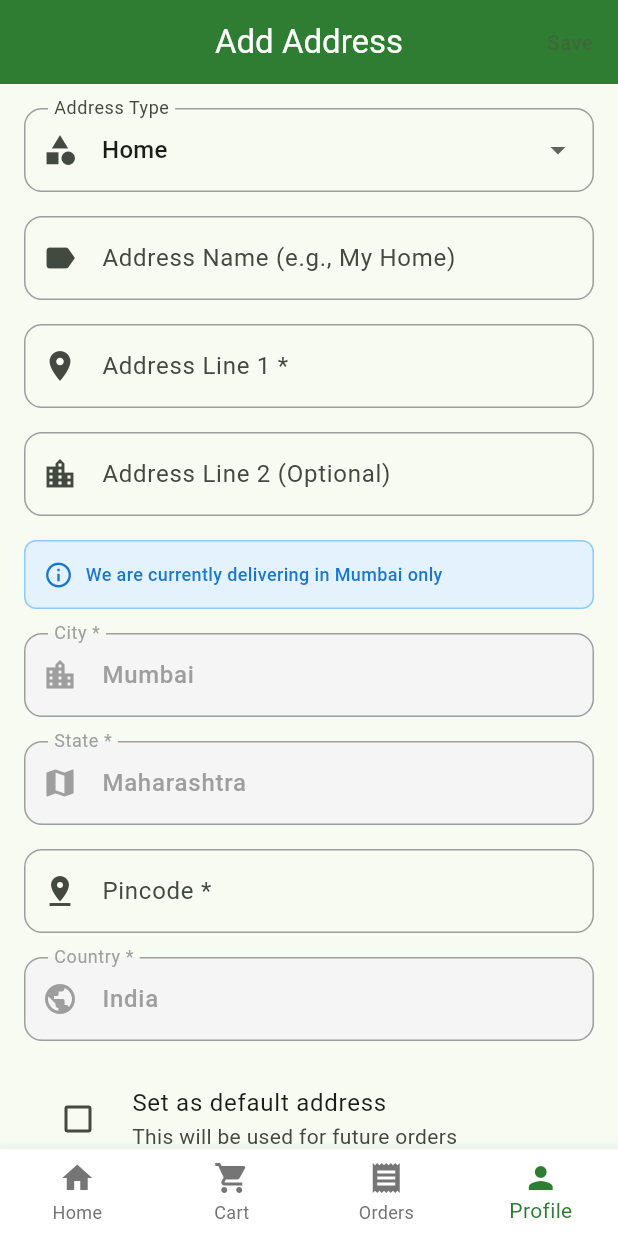
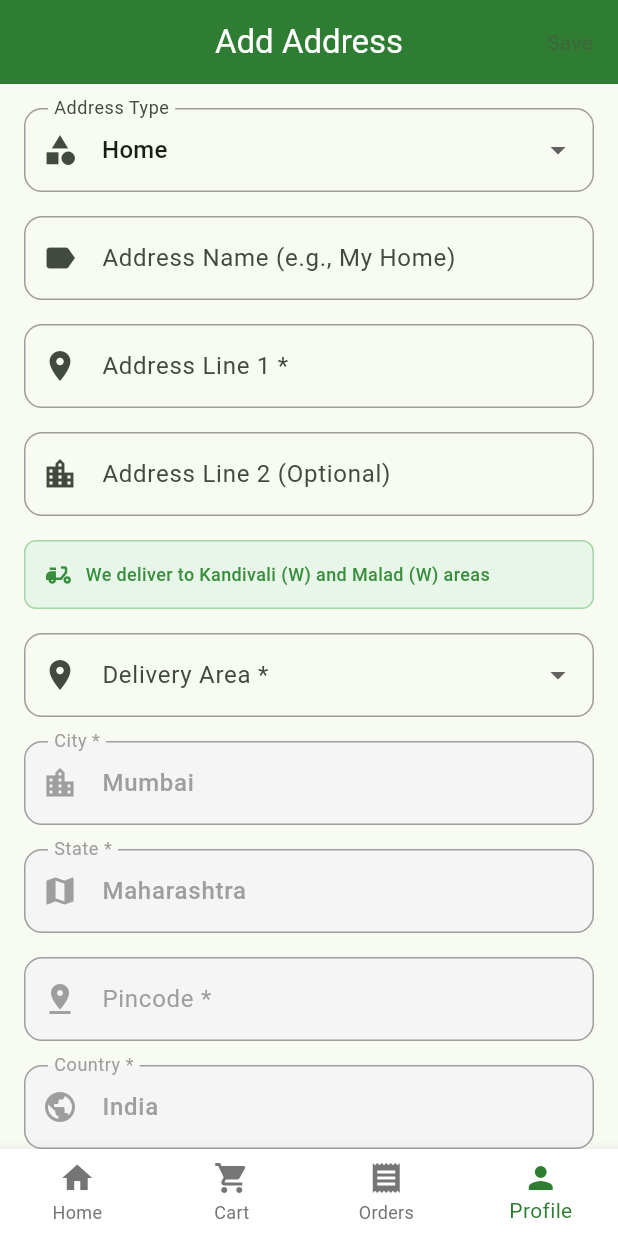
Before and after one commit to ayush-nalawade/veggies_fresh, a Flutter app: the AddEditAddressScreen screen opened by its route, on a phone screen of 412 x 824 dp. Run offline on Flutter 3.47's test engine with Material 3 defaults, Android fonts, the phone set to English and light mode, and no system bars; our stand-ins replace cached_network_image, dio, flutter_riverpod, flutter_secure_storage, go_router, pin_code_fields; missing offline and left inert: razorpay_flutter; accounts and stored records are empty.

Commit message:
[fix]:: Edit address with area field[kandiwali,malad] fixed

```diff
--- /dev/null
+++ b/veggies_pro_Frontend/devtools_options.yaml
@@ -0,0 +1,3 @@
+description: This file stores settings for Dart & Flutter DevTools.
+documentation: https://docs.flutter.dev/tools/devtools/extensions#configure-extension-enablement-states
+extensions:
--- a/veggies_pro_Frontend/lib/features/profile/screens/add_edit_address_screen.dart
+++ b/veggies_pro_Frontend/lib/features/profile/screens/add_edit_address_screen.dart
@@ -25,8 +25,15 @@ class _AddEditAddressScreenState extends ConsumerState<AddEditAddressScreen> {
   final _countryController = TextEditingController();
 
   String _selectedType = 'home';
+  String? _selectedArea; // Area dropdown
   bool _isDefault = false;
   bool _isLoading = false;
+
+  // Area to pincode mapping
+  final Map<String, String> _areaToPincode = {
+    'Kandivali (W)': '400067',
+    'Malad (W)': '400064',
+  };
 
   @override
   void initState() {
@@ -43,6 +50,13 @@ class _AddEditAddressScreenState extends ConsumerState<AddEditAddressScreen> {
       _pincodeController.text = widget.address!.pincode;
       _selectedType = widget.address!.type;
       _isDefault = widget.address!.isDefault;
+
+      // Try to match pincode to area
+      _areaToPincode.forEach((area, pincode) {
+        if (pincode == widget.address!.pincode) {
+          _selectedArea = area;
+        }
+      });
     }
   }
 
@@ -61,6 +75,17 @@ class _AddEditAddressScreenState extends ConsumerState<AddEditAddressScreen> {
   Future<void> _saveAddress() async {
     if (!_formKey.currentState!.validate()) return;
 
+    // Check if area is selected
+    if (_selectedArea == null) {
+      ScaffoldMessenger.of(context).showSnackBar(
+        const SnackBar(
+          content: Text('Please select a delivery area'),
+          backgroundColor: Colors.red,
+        ),
+      );
+      return;
+    }
+
     setState(() => _isLoading = true);
 
     try {
@@ -70,6 +95,7 @@ class _AddEditAddressScreenState extends ConsumerState<AddEditAddressScreen> {
         name: _nameController.text.trim(),
         line1: _line1Controller.text.trim(),
         line2: _line2Controller.text.trim().isEmpty ? null : _line2Controller.text.trim(),
+        area: _selectedArea, // Save the selected area
         city: _cityController.text.trim(),
         state: _stateController.text.trim(),
         pincode: _pincodeController.text.trim(),
@@ -242,23 +268,23 @@ class _AddEditAddressScreenState extends ConsumerState<AddEditAddressScreen> {
             ),
             const SizedBox(height: 16),
 
-            // Pre-filled Location Info
+            // Delivery Area Info
             Container(
               padding: const EdgeInsets.all(12),
               decoration: BoxDecoration(
-                color: Colors.blue[50],
+                color: Colors.green[50],
                 borderRadius: BorderRadius.circular(8),
-                border: Border.all(color: Colors.blue[200]!),
+                border: Border.all(color: Colors.green[200]!),
               ),
               child: Row(
                 children: [
-                  Icon(Icons.info_outline, color: Colors.blue[700], size: 20),
+                  Icon(Icons.delivery_dining, color: Colors.green[700], size: 20),
                   const SizedBox(width: 8),
                   Expanded(
                     child: Text(
-                      'We are currently delivering in Mumbai only',
+                      'We deliver to Kandivali (W) and Malad (W) areas',
                       style: TextStyle(
-                        color: Colors.blue[700],
+                        color: Colors.green[700],
                         fontSize: 12,
                         fontWeight: FontWeight.w500,
                       ),
@@ -266,6 +292,48 @@ class _AddEditAddressScreenState extends ConsumerState<AddEditAddressScreen> {
                   ),
                 ],
               ),
+            ),
+            const SizedBox(height: 16),
+
+            // Area Dropdown
+            DropdownButtonFormField<String>(
+              value: _selectedArea,
+              decoration: InputDecoration(
+                labelText: 'Delivery Area *',
+                prefixIcon: const Icon(Icons.location_on),
+                border: OutlineInputBorder(
+                  borderRadius: BorderRadius.circular(12),
+                ),
+                enabledBorder: OutlineInputBorder(
+                  borderRadius: BorderRadius.circular(12),
+                  borderSide: const BorderSide(color: Colors.grey, width: 1),
+                ),
+                focusedBorder: OutlineInputBorder(
+                  borderRadius: BorderRadius.circular(12),
+                  borderSide: const BorderSide(color: Colors.blue, width: 2),
+                ),
+                contentPadding: const EdgeInsets.symmetric(horizontal: 16, vertical: 16),
+              ),
+              items: _areaToPincode.keys.map((String area) {
+                return DropdownMenuItem<String>(
+                  value: area,
+                  child: Text(area),
+                );
+              }).toList(),
+              onChanged: (String? newArea) {
+                setState(() {
+                  _selectedArea = newArea;
+                  if (newArea != null) {
+                    _pincodeController.text = _areaToPincode[newArea]!;
+                  }
+                });
+              },
+              validator: (value) {
+                if (value == null || value.isEmpty) {
+                  return 'Please select a delivery area';
+                }
+                return null;
+              },
             ),
             const SizedBox(height: 16),
 
@@ -333,32 +401,47 @@ class _AddEditAddressScreenState extends ConsumerState<AddEditAddressScreen> {
             ),
             const SizedBox(height: 16),
 
-            // Pincode
+            // Pincode (Auto-filled and read-only)
             TextFormField(
               controller: _pincodeController,
+              enabled: false,
               decoration: InputDecoration(
                 labelText: 'Pincode *',
-                prefixIcon: const Icon(Icons.pin_drop),
+                prefixIcon: const Icon(Icons.pin_drop, color: Colors.grey),
+                suffixIcon: _selectedArea != null
+                    ? Icon(Icons.check_circle, color: Colors.green[600], size: 20)
+                    : null,
                 border: OutlineInputBorder(
                   borderRadius: BorderRadius.circular(12),
+                  borderSide: const BorderSide(color: Colors.grey, width: 1),
                 ),
                 enabledBorder: OutlineInputBorder(
                   borderRadius: BorderRadius.circular(12),
                   borderSide: const BorderSide(color: Colors.grey, width: 1),
                 ),
-                focusedBorder: OutlineInputBorder(
+                disabledBorder: OutlineInputBorder(
                   borderRadius: BorderRadius.circular(12),
-                  borderSide: const BorderSide(color: Colors.blue, width: 2),
+                  borderSide: BorderSide(
+                    color: _selectedArea != null ? Colors.green[200]! : Colors.grey,
+                    width: 1,
+                  ),
                 ),
+                filled: true,
+                fillColor: _selectedArea != null ? Colors.green[50] : Colors.grey[100],
                 contentPadding: const EdgeInsets.symmetric(horizontal: 16, vertical: 16),
+                hintText: 'Select area to auto-fill',
+                hintStyle: const TextStyle(color: Colors.grey),
+                labelStyle: TextStyle(
+                  color: _selectedArea != null ? Colors.green[700] : Colors.grey,
+                ),
               ),
-              keyboardType: TextInputType.number,
+              style: TextStyle(
+                color: _selectedArea != null ? Colors.green[900] : Colors.grey,
+                fontWeight: FontWeight.w600,
+              ),
               validator: (value) {
                 if (value == null || value.trim().isEmpty) {
-                  return 'Pincode is required';
-                }
-                if (value.trim().length < 6) {
-                  return 'Pincode must be at least 6 digits';
+                  return 'Please select a delivery area';
                 }
                 return null;
               },
--- a/veggies_pro_Frontend/lib/models/address.dart
+++ b/veggies_pro_Frontend/lib/models/address.dart
@@ -4,6 +4,7 @@ class Address {
   final String name;
   final String line1;
   final String? line2;
+  final String? area; // Delivery area
   final String city;
   final String state;
   final String pincode;
@@ -17,6 +18,7 @@ class Address {
     required this.name,
     required this.line1,
     this.line2,
+    this.area,
     required this.city,
     required this.state,
     required this.pincode,
@@ -32,6 +34,7 @@ class Address {
       name: json['name']?.toString() ?? '',
       line1: json['line1']?.toString() ?? '',
       line2: json['line2']?.toString(),
+      area: json['area']?.toString(),
       city: json['city']?.toString() ?? '',
       state: json['state']?.toString() ?? '',
       pincode: json['pincode']?.toString() ?? '',
@@ -48,6 +51,7 @@ class Address {
       'name': name,
       'line1': line1,
       if (line2 != null) 'line2': line2,
+      if (area != null) 'area': area,
       'city': city,
       'state': state,
       'pincode': pincode,
@@ -63,6 +67,7 @@ class Address {
     String? name,
     String? line1,
     String? line2,
+    String? area,
     String? city,
     String? state,
     String? pincode,
@@ -76,6 +81,7 @@ class Address {
       name: name ?? this.name,
       line1: line1 ?? this.line1,
       line2: line2 ?? this.line2,
+      area: area ?? this.area,
       city: city ?? this.city,
       state: state ?? this.state,
       pincode: pincode ?? this.pincode,
@@ -90,11 +96,17 @@ class Address {
     if (line2 != null && line2!.isNotEmpty) {
       parts.add(line2!);
     }
+    if (area != null && area!.isNotEmpty) {
+      parts.add(area!);
+    }
     parts.addAll([city, state, pincode, country]);
     return parts.join(', ');
   }
 
   String get shortAddress {
+    if (area != null && area!.isNotEmpty) {
+      return '$area, $city';
+    }
     return '$city, $state';
   }
 }
--- a/veggies_pro_Frontend/lib/models/cart.dart
+++ b/veggies_pro_Frontend/lib/models/cart.dart
@@ -105,5 +105,6 @@ class Cart {
     };
   }
 
-  int get itemCount => items.fold(0, (sum, item) => sum + item.qty.round());
+  // Returns the number of distinct items in the cart (not total quantity)
+  int get itemCount => items.length;
 }
```
Also changed, not shown: veggies_pro_Frontend/lib/features/checkout/screens/checkout_screen.dart (+21 -1 lines), 3 other files.
